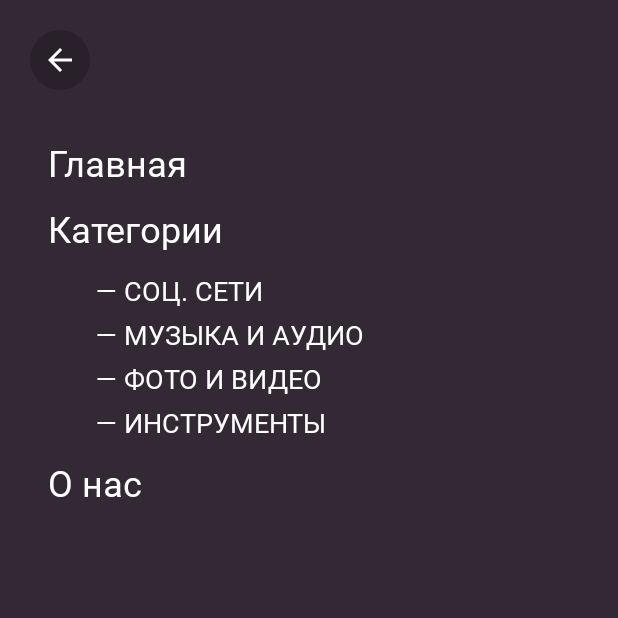
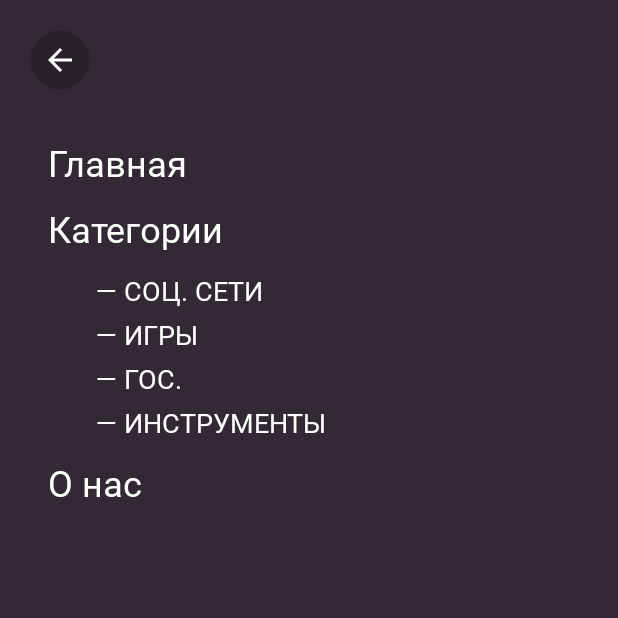
Before and after one commit to p-komissarov/RuStore-MVP, an Android app built with Jetpack Compose: the MenuScreen screen opened through its navigation route, on a phone screen of 412 x 824 dp, the top half of it. Run offline under Robolectric (Android 15) with nearby library versions, the phone set to English and light mode, and no system bars; Roboto replaces fonts that are not available here.

Commit message:
Конечный

```diff
--- a/app/src/main/java/com/p2he/rustore/model/AppModel.kt
+++ b/app/src/main/java/com/p2he/rustore/model/AppModel.kt
@@ -14,5 +14,5 @@ data class AppModel(
     val apkUrl: String,
     val version: String,
     val size: String,
-    val screenshots: List<String>
+    val screenshots: List<Any>
 )
--- a/app/src/main/java/com/p2he/rustore/repository/AppRepository.kt
+++ b/app/src/main/java/com/p2he/rustore/repository/AppRepository.kt
@@ -8,76 +8,81 @@ class AppRepository {
     private val apps = listOf(
         AppModel(
             id = "1",
-            name = "VK Мессенджер",
-            iconRes = R.drawable.apps.vkmicon,
-            longDescription = "VK Мессенджер — это быстрый и удобный способ оставаться на связи с друзьями и близкими. Обменивайтесь сообщениями, фотографиями, видео и документами.",
+            name = "ВКонтакте: чаты, видео, музыка",
+            iconRes = R.drawable.vkicon,
+            longDescription = "ВКонтакте — это общение, бесплатные звонки, мессенджер и чат, музыка и видео, игры и мини-приложения для любых задач, десятки миллионов людей и безграничные возможности для развлечений, бизнеса и обмена новостями из любой точки мира.",
             category = "СОЦ. СЕТИ",
             developer = "VK",
             ageRating = "12+",
             apkUrl = "https://example.com/app1.apk",
-            version = "1.12.3",
-            size = "55 MB",
+            version = "8.148",
+            size = "131.8 MB",
             screenshots = listOf(
-                "https://via.placeholder.com/300x500/C70077/FFFFFF?Text=Screenshot+1",
-                "https://via.placeholder.com/300x500/C70077/FFFFFF?Text=Screenshot+2",
-                "https://via.placeholder.com/300x500/C70077/FFFFFF?Text=Screenshot+3",
-                "https://via.placeholder.com/300x500/C70077/FFFFFF?Text=Screenshot+4"
+                R.drawable.vkscreen1,
+                R.drawable.vkscreen2,
+                R.drawable.vkscreen3,
+                R.drawable.vkscreen4
             )
         ),
         AppModel(
             id = "2",
-            name = "VK Музыка",
-            iconUrl = "https://via.placeholder.com/150/C70077/FFFFFF?Text=VK+Music",
-            longDescription = "Миллионы треков, подкастов и персональные рекомендации. Слушайте музыку онлайн и офлайн без ограничений.",
-            category = "МУЗЫКА И АУДИО",
-            developer = "VK",
-            ageRating = "6+",
-            apkUrl = "https://example.com/app2.apk",
-            version = "2.5.1",
-            size = "80 MB",
+            name = "Блок бласт - игры без интернета",
+            iconRes = R.drawable.blokicon,
+            longDescription = "Блок бласт — это бесконечная головоломка с блоками, где каждое движение имеет значение. Размещайте блоки, собирайте комбо и набирайте очки. Сохраняйте концентрацию, думайте наперёд и узнайте, насколько высоко вы можете подняться!",
+            category = "ИГРЫ",
+            developer = "Aimi",
+            ageRating = "0+",
+            apkUrl = "https://example.com/app1.apk",
+            version = "1.7",
+            size = "65 MB",
             screenshots = listOf(
-                "https://via.placeholder.com/300x500/C70077/FFFFFF?Text=Screenshot+1",
-                "https://via.placeholder.com/300x500/C70077/FFFFFF?Text=Screenshot+2",
-                "https://via.placeholder.com/300x500/C70077/FFFFFF?Text=Screenshot+3",
-                "https://via.placeholder.com/300x500/C70077/FFFFFF?Text=Screenshot+4"
+                R.drawable.bloscreen1,
+                R.drawable.blokscreen2,
+                R.drawable.blokscreen3,
             )
         ),
         AppModel(
             id = "3",
-            name = "VK Видео",
-            iconUrl = "https://via.placeholder.com/150/C70077/FFFFFF?Text=VK+Video",
-            longDescription = "Смотрите фильмы, сериалы, мультфильмы и ролики от блогеров. Наслаждайтесь эксклюзивным контентом и прямыми трансляциями.",
-            category = "ФОТО И ВИДЕО",
-            developer = "VK",
-            ageRating = "16+",
-            apkUrl = "https://example.com/app3.apk",
-            version = "3.2.0",
-            size = "95 MB",
+            name = "Госуслуги",
+            iconRes = R.drawable.gosicon,
+            longDescription = "Приложение «Госуслуги» — ваш помощник для взаимодействия с ведомствами и государством\n" +
+                    "\n" +
+                    "В приложении можно оплачивать штрафы и госпошлины, подавать заявления в ведомства, хранить личные документы и предъявлять их в бытовых ситуациях, сканировать товары, управлять согласиями на использование личных и биометрических данных и многое другое",
+            category = "ГОС.",
+            developer = "Минцифры",
+            ageRating = "0+",
+            apkUrl = "https://example.com/app1.apk",
+            version = "23.2.0.",
+            size = "137 MB",
             screenshots = listOf(
-                "https://via.placeholder.com/300x500/C70077/FFFFFF?Text=Screenshot+1",
-                "https://via.placeholder.com/300x500/C70077/FFFFFF?Text=Screenshot+2",
-                "https://via.placeholder.com/300x500/C70077/FFFFFF?Text=Screenshot+3",
-                "https://via.placeholder.com/300x500/C70077/FFFFFF?Text=Screenshot+4"
+                R.drawable.gosscreen1,
+                R.drawable.gosscreen2,
+                R.drawable.gosscreen3,
+                R.drawable.gosscreen4,
             )
         ),
         AppModel(
             id = "4",
-            name = "Госуслуги",
-            iconUrl = "https://via.placeholder.com/150/C70077/FFFFFF?Text=GU",
-            longDescription = "Приложение Госуслуги — это удобный доступ к государственным услугам в вашем телефоне. Оплачивайте штрафы, записывайтесь к врачу, получайте выписки и справки.",
+            name = "Mail: Почта, Облако, Календарь",
+            iconRes = R.drawable.mailicon,
+            longDescription = "Почта Mail — ваш быстрый и удобный почтовый клиент.\n" +
+                    "\n" +
+                    "Добавьте все свои аккаунты и читайте электронную почту с ящиков на Mail, Яндекс, Microsoft Outlook почта, Gmail от Google, Rambler, Yahoo и других сервисов. Отправляйте письма, записывайте дела в рабочий или личный календарь, загружайте фото и документы на диск в Облако Mail. Звонки, новости и погода — всё в одном приложении!",
             category = "ИНСТРУМЕНТЫ",
-            developer = "Минцифры России",
-            ageRating = "3+",
-            apkUrl = "https://example.com/app4.apk",
-            version = "4.1.2",
-            size = "120 MB",
+            developer = "VK",
+            ageRating = "0+",
+            apkUrl = "https://example.com/app1.apk",
+            version = "15.55.",
+            size = "179 MB",
             screenshots = listOf(
-                "https://via.placeholder.com/300x500/C70077/FFFFFF?Text=Screenshot+1",
-                "https://via.placeholder.com/300x500/C70077/FFFFFF?Text=Screenshot+2",
-                "https://via.placeholder.com/300x500/C70077/FFFFFF?Text=Screenshot+3",
-                "https://via.placeholder.com/300x500/C70077/FFFFFF?Text=Screenshot+4"
-            )
+                R.drawable.mailscreen1,
+                R.drawable.mailscreen2,
+                R.drawable.mailscreen3,
+                R.drawable.mailscreen4,
         )
+
+
+    )
     )
 
     fun getApps(): List<AppModel> {
--- a/app/src/main/java/com/p2he/rustore/ui/details/AppDetailsScreen.kt
+++ b/app/src/main/java/com/p2he/rustore/ui/details/AppDetailsScreen.kt
@@ -220,11 +220,16 @@ fun InfoChip(
 }
 
 @Composable
-fun ScreenshotsSection(screenshots: List<String>) {
+fun ScreenshotsSection(screenshots: List<Any>) {
     LazyRow(horizontalArrangement = Arrangement.spacedBy(16.dp)) {
-        items(screenshots) { screenshotUrl ->
+        items(screenshots) { screenshot ->
+            val painter = when (screenshot) {
+                is String -> rememberAsyncImagePainter(screenshot)
+                is Int -> painterResource(id = screenshot)
+                else -> return@items
+            }
             Image(
-                painter = rememberAsyncImagePainter(screenshotUrl),
+                painter = painter,
                 contentDescription = null,
                 modifier = Modifier
                     .height(300.dp)
```
Also changed, not shown: 19 other files.
